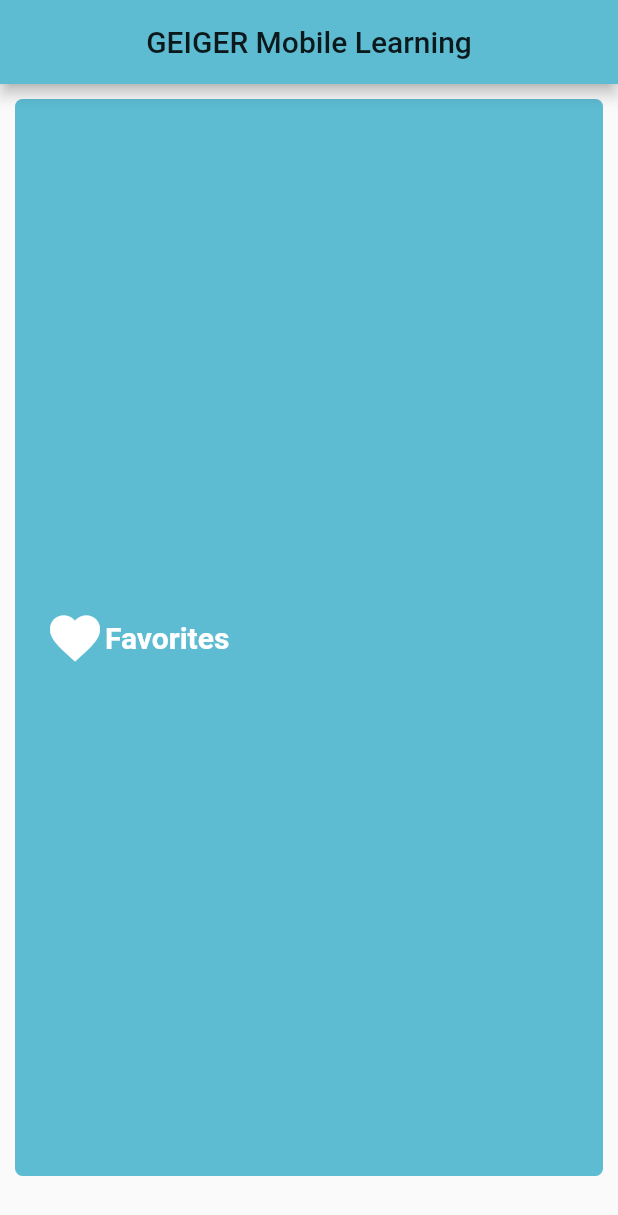
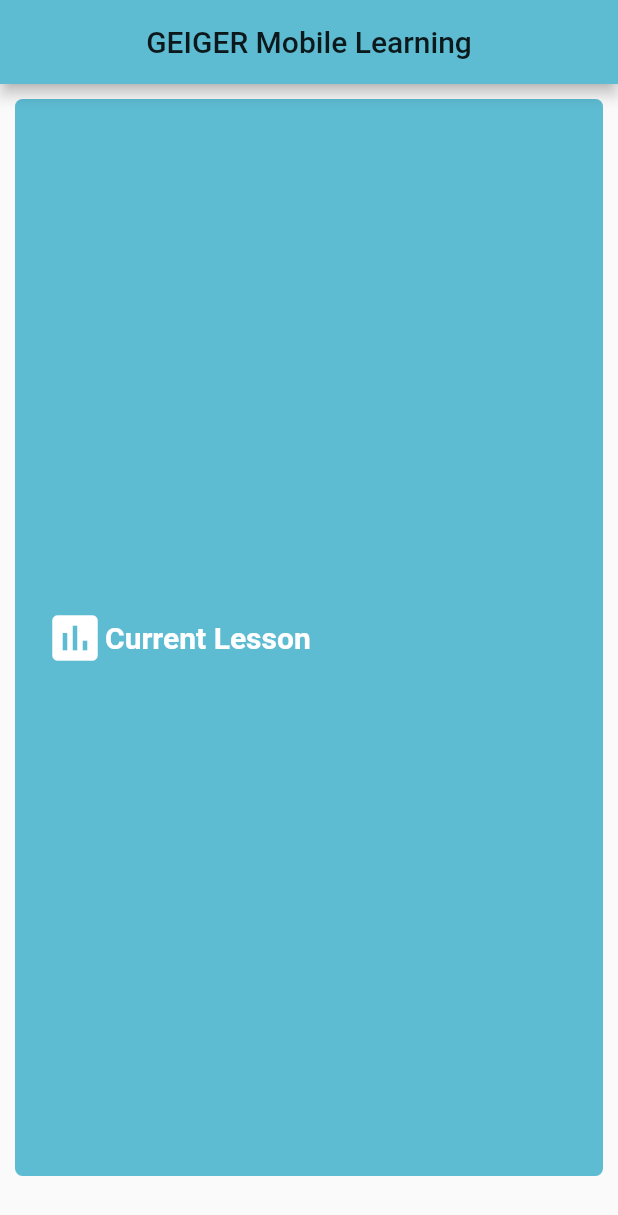
Before and after one commit to tl94/geiger_edu, a Flutter app: the screen it shows after launch, on a phone screen of 412 x 824 dp. Shown: the top 1215 px of the screen. Run offline on Flutter 3.47's test engine with Material 2 defaults, Android fonts, the light colour scheme and no system bars; missing offline and left inert: webview_flutter_plus; Roboto replaces fonts that are missing (Fontin).

Commit message:
reformatted code

```diff
--- a/lib/screens/homescreen.dart
+++ b/lib/screens/homescreen.dart
@@ -24,15 +24,15 @@
           mainAxisAlignment: MainAxisAlignment.center,
           crossAxisAlignment: CrossAxisAlignment.stretch,
           children: <Widget>[
+            //simple navigation
+            Container(
+              child: NavigationContainer(
+                icon: Icons.assessment,
+                text: "Current Lesson",
+                passedRoute: LessonScreen.routeName,
+              )
+            )
 
-            //TODO REPLACE WITH CONTENT
-
-            //simple navigation
-                NavigationContainer(
-                    icon: Icons.favorite,
-                    text: "Favorites",
-                    passedRoute: LessonScreen.routeName,
-                )
               ],
             ),
 
```
